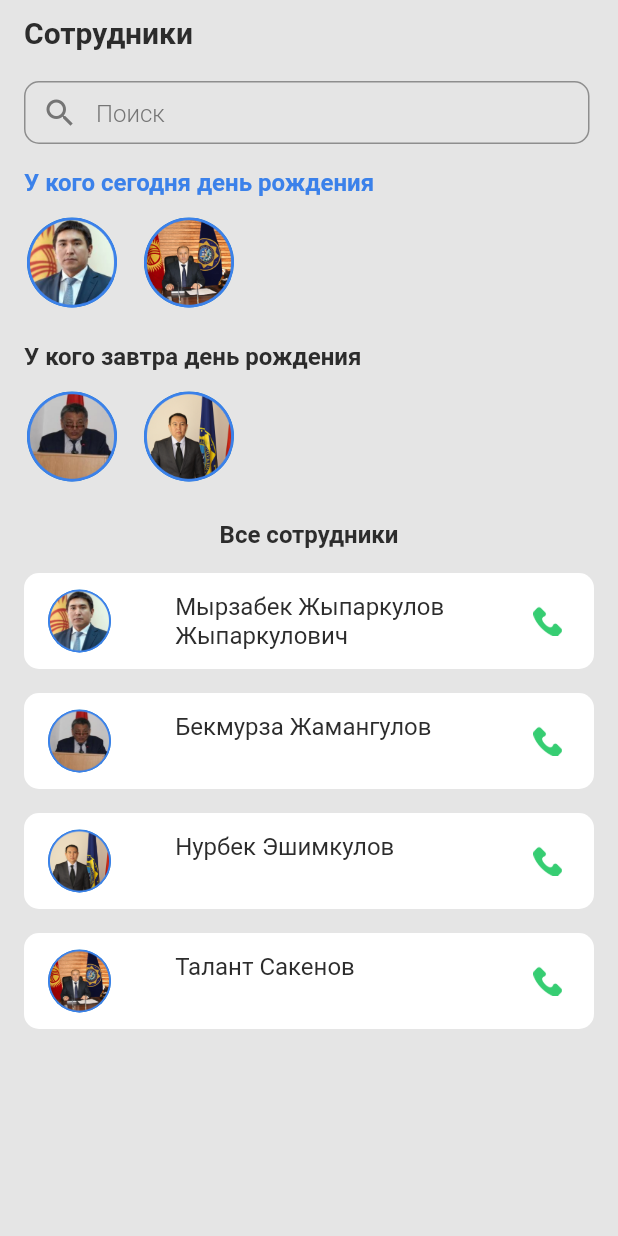
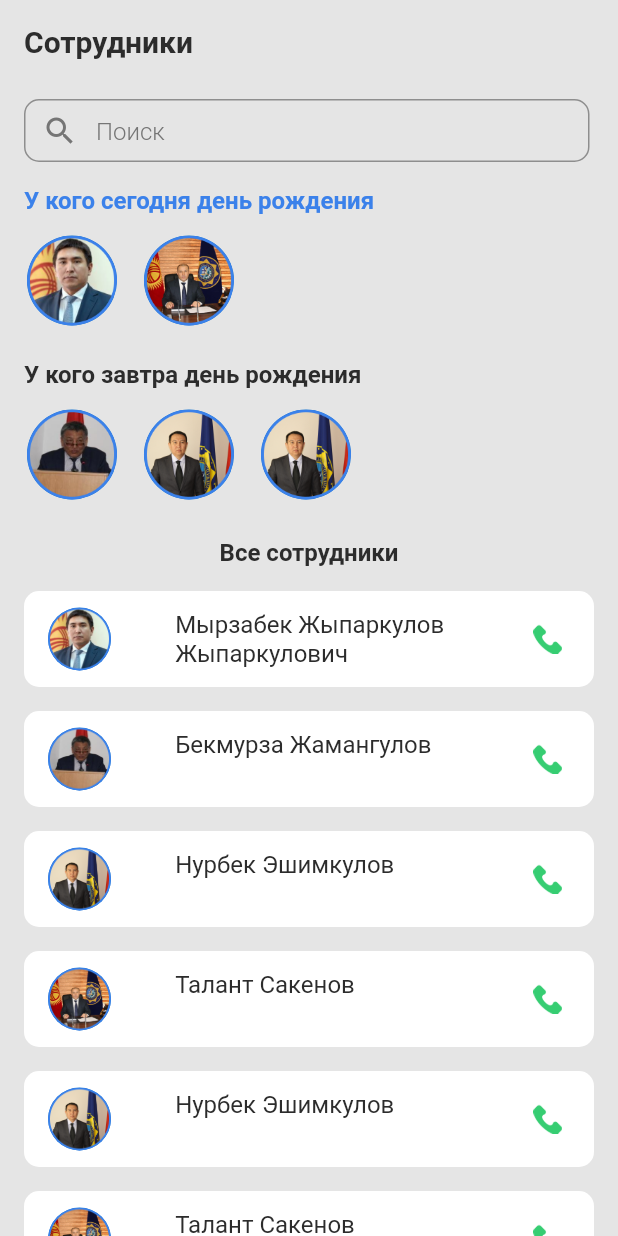
Before and after one commit to jomagsm/profile_and_phone, a Flutter app: the screen it shows after launch, on a phone screen of 412 x 824 dp. Run offline on Flutter 3.47's test engine with Material 2 defaults, Android fonts, the phone set to English and light mode, and no system bars; Roboto replaces fonts that are missing (Museo Sans Cyrl).

Commit message:
fix main screen appBar

```diff
--- a/lib/logic/models/staff_models.dart
+++ b/lib/logic/models/staff_models.dart
@@ -105,8 +105,33 @@ getFixtures() {
     phoneWork: 99655111122321,
     phoneWhatsApp: 99651323232,
   ));
+  employees.addEmployee(Employee(
+    'Нурбек',
+    'Эшимкулов',
+    'Начальник охраны',
+    'Дирекция управления',
+    'Отдел безопастности',
+    'sb@gosecotech.kg',
+    '${now.day + 1}.${now.month}.1972',
+    99655551111111,
+    'assets/images/profiles_avatar/3.png',
+    phoneWork: 99655111111,
+    phoneWhatsApp: 9965111111,
+  ));
+
+  employees.addEmployee(Employee(
+    'Талант',
+    'Сакенов',
+    'Начальник отдел кадров',
+    'Дирекция управления',
+    'Отдел кадров',
+    'kadr@gosecotech.kg',
+    '${now.day + 5}.${now.month}.1972',
+    99655551111111,
+    'assets/images/profiles_avatar/4.png',
+    phoneWork: 99655111122321,
+    phoneWhatsApp: 99651323232,
+  ));
+
   return employees.all;
 }
-
-// Жыпаркулов Мырзабек Жыпаркулович
-var dateFormate = DateFormat("dd-MM-yyyy").format(DateTime.parse("2019-09-30"));
--- a/lib/screens/staff_list/screen.dart
+++ b/lib/screens/staff_list/screen.dart
@@ -2,7 +2,6 @@ import 'package:flutter/material.dart';
 import 'package:profile_and_contact/generated/l10n.dart';
 import 'package:profile_and_contact/logic/models/staff_models.dart';
 import 'package:profile_and_contact/logic/who_bitrhday.dart';
-import 'package:profile_and_contact/resources/png_icons.dart';
 import 'package:profile_and_contact/screens/staff_list/widgets/birthday_list_view.dart';
 import 'package:profile_and_contact/screens/staff_list/widgets/find_container.dart';
 import 'package:profile_and_contact/theme/color_theme.dart';
@@ -34,6 +33,10 @@ class _StaffListState extends State<StaffList> {
 
   Widget build(BuildContext context) {
     return Scaffold(
+      appBar: AppBar(
+          backgroundColor: ColorPalet.background,
+          elevation: 0,
+          title: Text(S.of(context).staff, style: TextThemes.profileH1)),
       backgroundColor: ColorPalet.background,
       body: SafeArea(
         child: SingleChildScrollView(
--- a/lib/screens/staff_list/widgets/birthday_list_view.dart
+++ b/lib/screens/staff_list/widgets/birthday_list_view.dart
@@ -10,7 +10,6 @@ class BirthDayList extends StatelessWidget {
     return Container(
         height: 60,
         child: ListView.builder(
-            physics: NeverScrollableScrollPhysics(),
             scrollDirection: Axis.horizontal,
             shrinkWrap: true,
             itemCount: toDayBirthDay.length,
--- a/lib/screens/staff_list/widgets/find_container.dart
+++ b/lib/screens/staff_list/widgets/find_container.dart
@@ -15,14 +15,7 @@ class _FindBarContainerState extends State<FindBarContainer> {
   Widget build(BuildContext context) {
     return Container(
         margin: EdgeInsets.only(top: 10, left: 16, right: 16),
-      child: Column(
-        crossAxisAlignment: CrossAxisAlignment.start,
-        children: [
-          Text(S.of(context).staff, style: TextThemes.profileH1),
-          SizedBox(
-            height: 20,
-          ),
-          Container(
+        child: Container(
             child: Row(
           children: [
             Container(
@@ -45,9 +38,6 @@ class _FindBarContainerState extends State<FindBarContainer> {
               ),
             )
           ],
-          ))
-        ],
-      ),
-    );
+        )));
   }
 }
```
Lines whose indentation alone changed are shown as unchanged.
